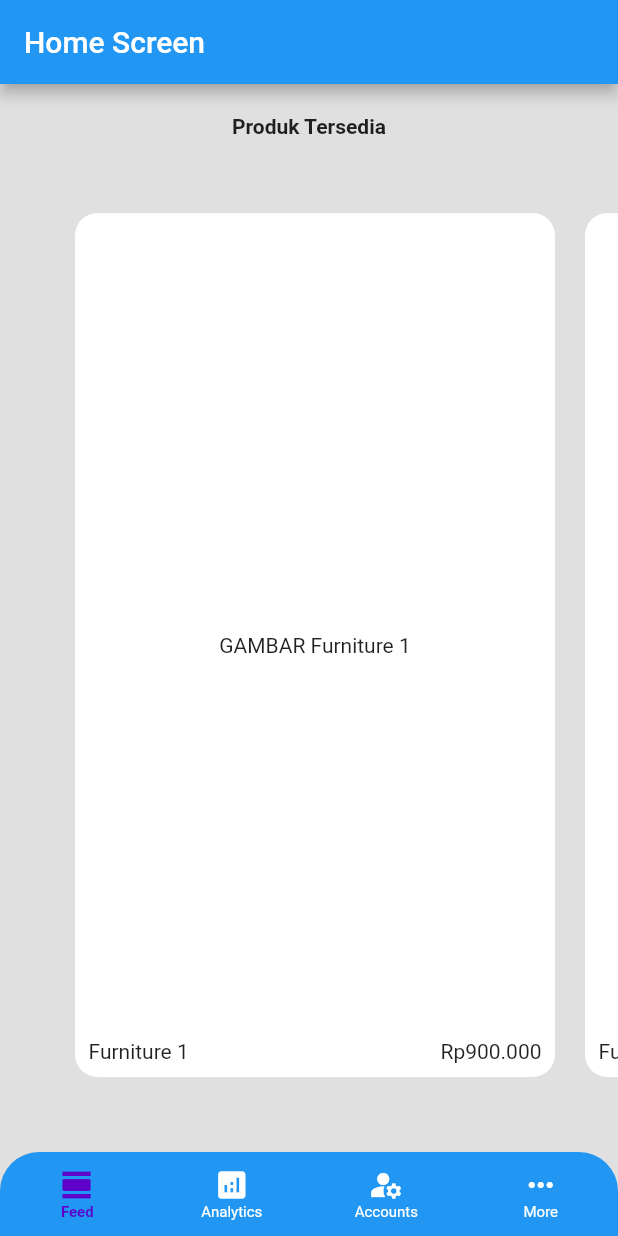
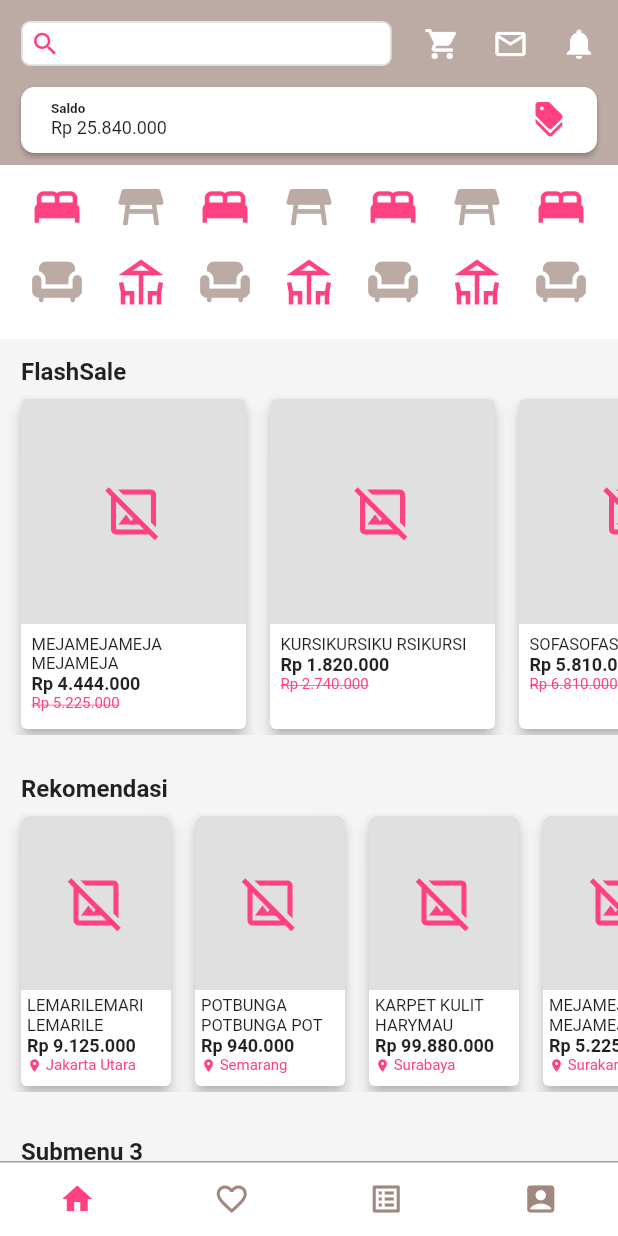
Before and after one commit to dimasidn/toko-furniture-online, a Flutter app: the screen it shows after launch, on a phone screen of 412 x 824 dp. Run offline on Flutter 3.47's test engine with Material 2 defaults, Android fonts, the phone set to English and light mode, and no system bars.

Commit message:
home_screen.dart to dashboard.dart migration

```diff
--- a/lib/main.dart
+++ b/lib/main.dart
@@ -1,5 +1,5 @@
 import 'package:flutter/material.dart';
-import 'package:toko_furniture_online/screen/home_screen.dart';
+import 'package:toko_furniture_online/screen/dashboard.dart';
 
 void main() {
   runApp(const MyApp());
@@ -13,11 +13,9 @@ class MyApp extends StatelessWidget {
   Widget build(BuildContext context) {
     return MaterialApp(
       debugShowCheckedModeBanner: false,
-      title: 'Flutter Demo',
-      theme: ThemeData(
-        primarySwatch: Colors.blue,
-      ),
-      home: const HomeScreen(),
+      title: 'Flutter Developing Project',
+      theme: ThemeData(primaryColor: Colors.brown.shade200),
+      home: const MyDashboard(),
     );
   }
 }
--- /dev/null
+++ b/lib/screen/dashboard.dart
@@ -0,0 +1,435 @@
+import 'package:flutter/material.dart';
+
+class MyDashboard extends StatefulWidget {
+  const MyDashboard({Key? key}) : super(key: key);
+
+  @override
+  State<MyDashboard> createState() => _MyDashboardState();
+}
+
+class _MyDashboardState extends State<MyDashboard> {
+  Widget menutes() {
+    return Column(
+      mainAxisAlignment: MainAxisAlignment.spaceBetween,
+      children: [
+        Icon(Icons.bed, size: 36, color: Colors.pinkAccent),
+        Icon(Icons.chair, size: 36, color: Colors.brown[200])
+      ],
+    );
+  }
+
+  Widget menutes1() {
+    return Column(
+      mainAxisAlignment: MainAxisAlignment.spaceBetween,
+      children: [
+        Icon(Icons.table_restaurant, size: 36, color: Colors.brown[200]),
+        Icon(Icons.deck_outlined, size: 36, color: Colors.pinkAccent)
+      ],
+    );
+  }
+
+  Widget flashSaleProduct(String namaProduk, String hargaOld, String hargaNew) {
+    return Card(
+      color: Colors.white,
+      elevation: 4,
+      child: Container(
+        height: 220,
+        width: 150,
+        child: Column(
+          crossAxisAlignment: CrossAxisAlignment.start,
+          children: [
+            Container(
+              alignment: Alignment.center,
+              height: 150,
+              width: 150,
+              decoration: BoxDecoration(
+                  borderRadius: BorderRadius.vertical(top: Radius.circular(4)),
+                  color: Colors.grey[300]),
+              child: Icon(Icons.image_not_supported_outlined,
+                  size: 40, color: Colors.pinkAccent),
+            ),
+            Padding(
+              padding: const EdgeInsets.all(7.0),
+              child: Column(
+                crossAxisAlignment: CrossAxisAlignment.start,
+                children: [
+                  Text(namaProduk, style: TextStyle(fontSize: 11)),
+                  Text('Rp $hargaNew',
+                      style:
+                          TextStyle(fontSize: 12, fontWeight: FontWeight.bold)),
+                  Text('Rp $hargaOld',
+                      style: TextStyle(
+                          fontSize: 10,
+                          color: Colors.pinkAccent,
+                          decoration: TextDecoration.lineThrough)),
+                ],
+              ),
+            ),
+          ],
+        ),
+      ),
+    );
+  }
+
+  Widget RecommendProduct(String namaProduk, String harga, String kirimdari) {
+    return Card(
+      color: Colors.white,
+      elevation: 4,
+      child: Container(
+        height: 180,
+        width: 100,
+        child: Column(
+          crossAxisAlignment: CrossAxisAlignment.start,
+          children: [
+            Container(
+              alignment: Alignment.center,
+              height: 116,
+              width: 100,
+              decoration: BoxDecoration(
+                  borderRadius: BorderRadius.vertical(top: Radius.circular(5)),
+                  color: Colors.grey[300]),
+              child: Icon(Icons.image_not_supported_outlined,
+                  size: 40, color: Colors.pinkAccent),
+            ),
+            Padding(
+              padding: const EdgeInsets.all(4.0),
+              child: Column(
+                crossAxisAlignment: CrossAxisAlignment.start,
+                children: [
+                  Text(namaProduk, style: TextStyle(fontSize: 11)),
+                  Text('Rp $harga',
+                      style:
+                          TextStyle(fontSize: 12, fontWeight: FontWeight.bold)),
+                  Row(
+                    crossAxisAlignment: CrossAxisAlignment.center,
+                    children: [
+                      Icon(Icons.location_on,
+                          size: 10, color: Colors.pinkAccent),
+                      Text(" $kirimdari",
+                          style: TextStyle(
+                              fontSize: 10, color: Colors.pinkAccent)),
+                    ],
+                  ),
+                ],
+              ),
+            ),
+          ],
+        ),
+      ),
+    );
+  }
+
+  @override
+  Widget build(BuildContext context) {
+    final sizescreen = MediaQuery.of(context).size;
+    Widget menuIcon(IconData? icon, Color customColor) {
+      return SizedBox(
+        width: sizescreen.width / 4,
+        height: double.infinity,
+        child: Center(child: Icon(icon, color: customColor)),
+      );
+    }
+
+    return Scaffold(
+      backgroundColor: Colors.grey[500],
+      body: Stack(
+        alignment: Alignment.topCenter,
+        children: <Widget>[
+          NotificationListener<OverscrollIndicatorNotification>(
+            onNotification: (OverscrollIndicatorNotification overscroll) {
+              overscroll.disallowIndicator();
+              return true;
+            },
+            child: SingleChildScrollView(
+              child: Column(
+                children: <Widget>[
+                  Container(
+                    color: Colors.white,
+                    height: 116 + MediaQuery.of(context).viewPadding.top,
+                    child: Stack(
+                      children: [
+                        Container(
+                            color: Colors.brown[200],
+                            height: 110,
+                            width: sizescreen.width),
+                        Align(
+                          alignment: Alignment.topCenter,
+                          child: Padding(
+                            padding: EdgeInsets.only(
+                                top:
+                                    MediaQuery.of(context).viewPadding.top + 14,
+                                left: 14,
+                                right: 14),
+                            child: Column(
+                              children: [
+                                Row(
+                                  mainAxisAlignment:
+                                      MainAxisAlignment.spaceBetween,
+                                  crossAxisAlignment: CrossAxisAlignment.center,
+                                  children: [
+                                    Container(
+                                      height: 30,
+                                      width: sizescreen.width * (6 / 10),
+                                      decoration: BoxDecoration(
+                                          color: Colors.white,
+                                          borderRadius:
+                                              BorderRadius.circular(6),
+                                          border: Border.all(
+                                              color: Colors.grey.shade300,
+                                              width: 1.2,
+                                              style: BorderStyle.solid)),
+                                      child: Row(
+                                        children: [
+                                          Padding(
+                                            padding: const EdgeInsets.symmetric(
+                                                horizontal: 5),
+                                            child: Icon(
+                                              Icons.search,
+                                              size: 20,
+                                              color: Colors.pinkAccent,
+                                            ),
+                                          )
+                                        ],
+                                      ),
+                                    ),
+                                    Icon(
+                                        color: Colors.white,
+                                        Icons.shopping_cart),
+                                    Icon(
+                                        color: Colors.white,
+                                        Icons.mail_outline),
+                                    Icon(
+                                        color: Colors.white,
+                                        Icons.notifications)
+                                  ],
+                                ),
+                                Card(
+                                    elevation: 1.5,
+                                    shape: RoundedRectangleBorder(
+                                        borderRadius: BorderRadius.circular(9)),
+                                    margin: EdgeInsets.symmetric(vertical: 14),
+                                    color: Colors.white,
+                                    child: SizedBox(
+                                      height: 44,
+                                      child: Padding(
+                                        padding: const EdgeInsets.symmetric(
+                                            vertical: 8, horizontal: 20),
+                                        child: Row(
+                                          mainAxisAlignment:
+                                              MainAxisAlignment.spaceBetween,
+                                          crossAxisAlignment:
+                                              CrossAxisAlignment.center,
+                                          children: [
+                                            Column(
+                                              crossAxisAlignment:
+                                                  CrossAxisAlignment.start,
+                                              mainAxisAlignment:
+                                                  MainAxisAlignment.center,
+                                              children: const [
+                                                Text('Saldo',
+                                                    style: TextStyle(
+                                                        fontSize: 9,
+                                                        fontWeight:
+                                                            FontWeight.bold)),
+                                                Text('Rp 25.840.000',
+                                                    style:
+                                                        TextStyle(fontSize: 12))
+                                              ],
+                                            ),
+                                            Icon(
+                                              Icons.discount,
+                                              color: Colors.pinkAccent,
+                                              size: 24,
+                                              semanticLabel: 'VOUCHER',
+                                            )
+                                          ],
+                                        ),
+                                      ),
+                                    ))
+                              ],
+                            ),
+                          ),
+                        ),
+                      ],
+                    ),
+                  ),
+                  Container(
+                      height: 110,
+                      width: sizescreen.width,
+                      padding: EdgeInsets.only(top: 4, bottom: 20),
+                      color: Colors.white,
+                      child: SingleChildScrollView(
+                        scrollDirection: Axis.horizontal,
+                        child: Row(
+                          children: [
+                            SizedBox(width: 20),
+                            menutes(),
+                            SizedBox(width: 20),
+                            menutes1(),
+                            SizedBox(width: 20),
+                            menutes(),
+                            SizedBox(width: 20),
+                            menutes1(),
+                            SizedBox(width: 20),
+                            menutes(),
+                            SizedBox(width: 20),
+                            menutes1(),
+                            SizedBox(width: 20),
+                            menutes(),
+                            SizedBox(width: 20),
+                            menutes1(),
+                            SizedBox(width: 20),
+                            menutes(),
+                            SizedBox(width: 20),
+                          ],
+                        ),
+                      )),
+                  Container(
+                    color: Colors.grey[100],
+                    height: 278,
+                    width: sizescreen.width,
+                    child: Column(
+                      crossAxisAlignment: CrossAxisAlignment.start,
+                      children: [
+                        const Padding(
+                          padding: EdgeInsets.fromLTRB(14, 12, 0, 5),
+                          child: Text('FlashSale',
+                              style: TextStyle(
+                                  fontSize: 16, fontWeight: FontWeight.bold)),
+                        ),
+                        SingleChildScrollView(
+                          scrollDirection: Axis.horizontal,
+                          child: Row(
+                            children: [
+                              SizedBox(width: 10),
+                              flashSaleProduct('MEJAMEJAMEJA MEJAMEJA',
+                                  '5.225.000', '4.444.000'),
+                              SizedBox(width: 8),
+                              flashSaleProduct('KURSIKURSIKU RSIKURSI',
+                                  '2.740.000', '1.820.000'),
+                              SizedBox(width: 8),
+                              flashSaleProduct('SOFASOFASOFA SOFASOFA',
+                                  '6.810.000', '5.810.000'),
+                              SizedBox(width: 8),
+                              flashSaleProduct('LEMARILEMARI LEMARILE',
+                                  '9.125.000', '8.250.000'),
+                              SizedBox(width: 8),
+                              flashSaleProduct('POTBUNGA POTBUNGA POT',
+                                  '940.000', '800.000'),
+                              SizedBox(width: 8),
+                              flashSaleProduct('KARPET KULIT HARYMAU',
+                                  '99.880.000', '89.990.000'),
+                              SizedBox(width: 10)
+                            ],
+                          ),
+                        )
+                      ],
+                    ),
+                  ),
+                  Container(
+                    color: Colors.grey[100],
+                    height: 240,
+                    width: sizescreen.width,
+                    child: Column(
+                      crossAxisAlignment: CrossAxisAlignment.start,
+                      children: [
+                        const Padding(
+                          padding: EdgeInsets.fromLTRB(14, 12, 0, 5),
+                          child: Text('Rekomendasi',
+                              style: TextStyle(
+                                  fontSize: 16, fontWeight: FontWeight.bold)),
+                        ),
+                        SingleChildScrollView(
+                          scrollDirection: Axis.horizontal,
+                          child: Row(
+                            children: [
+                              SizedBox(width: 10),
+                              RecommendProduct('LEMARILEMARI LEMARILE',
+                                  '9.125.000', 'Jakarta Utara'),
+                              SizedBox(width: 8),
+                              RecommendProduct('POTBUNGA POTBUNGA POT',
+                                  '940.000', 'Semarang'),
+                              SizedBox(width: 8),
+                              RecommendProduct('KARPET KULIT HARYMAU',
+                                  '99.880.000', 'Surabaya'),
+                              SizedBox(width: 8),
+                              RecommendProduct('MEJAMEJAMEJA MEJAMEJA',
+                                  '5.225.000', 'Surakarta'),
+                              SizedBox(width: 8),
+                              RecommendProduct('KURSIKURSIKU RSIKURSI',
+                                  '2.740.000', 'Palembang'),
+                              SizedBox(width: 8),
+                              RecommendProduct('SOFASOFASOFA SOFASOFA',
+                                  '6.810.000', 'Bandung'),
+                              SizedBox(width: 10)
+                            ],
+                          ),
+                        )
+                      ],
+                    ),
+                  ),
+                  Container(
+                    color: Colors.grey[100],
+                    height: 236,
+                    width: sizescreen.width,
+                    child: Column(
+                      crossAxisAlignment: CrossAxisAlignment.start,
+                      children: const [
+                        Padding(
+                          padding: EdgeInsets.fromLTRB(14, 14, 0, 5),
+                          child: Text('Submenu 3',
+                              style: TextStyle(
+                                  fontSize: 16, fontWeight: FontWeight.bold)),
+                        ),
+                      ],
+                    ),
+                  ),
+                  Container(
+                    color: Colors.grey[100],
+                    height: 236,
+                    width: sizescreen.width,
+                    child: Column(
+                      crossAxisAlignment: CrossAxisAlignment.start,
+                      children: const [
+                        Padding(
+                          padding: EdgeInsets.fromLTRB(14, 14, 0, 5),
+                          child: Text('Submenu 4',
+                              style: TextStyle(
+                                  fontSize: 16, fontWeight: FontWeight.bold)),
+                        ),
+                      ],
+                    ),
+                  ),
+                  SizedBox(height: 51)
+                ],
+              ),
+            ),
+          ),
+          Align(
+            alignment: Alignment.bottomCenter,
+            child: Container(
+              height: 50,
+              width: sizescreen.width,
+              decoration: BoxDecoration(
+                  color: Colors.white,
+                  border: Border(
+                      top: BorderSide(
+                          color: Colors.grey.shade500,
+                          width: 1,
+                          style: BorderStyle.solid))),
+              child: Row(
+                mainAxisSize: MainAxisSize.max,
+                children: [
+                  menuIcon(Icons.home, Colors.pinkAccent),
+                  menuIcon(Icons.favorite_border, Colors.brown.shade300),
+                  menuIcon(Icons.list_alt_outlined, Colors.brown.shade300),
+                  menuIcon(Icons.account_box, Colors.brown.shade300)
+                ],
+              ),
+            ),
+          ),
+        ],
+      ),
+    );
+  }
+}
--- a/lib/screen/home_screen.dart
+++ /dev/null
@@ -1,116 +0,0 @@
-import 'package:flutter/material.dart';
-
-class HomeScreen extends StatefulWidget {
-  const HomeScreen({Key? key}) : super(key: key);
-
-  @override
-  State<HomeScreen> createState() => _HomeScreenState();
-}
-
-class _HomeScreenState extends State<HomeScreen> {
-  Widget _customWidgetGridView(context, String namaBarang, String hargaBarang) {
-    return Container(
-      decoration: BoxDecoration(
-          color: Colors.white,
-          border: Border.all(style: BorderStyle.none),
-          borderRadius: BorderRadius.circular(15)),
-      child: ClipRRect(
-        borderRadius: BorderRadius.circular(15),
-        child: Stack(
-          children: [
-            Align(
-              alignment: Alignment.bottomLeft,
-              child: Padding(
-                padding: const EdgeInsets.all(8.0),
-                child: Text(namaBarang),
-              ),
-            ),
-            Align(
-              alignment: Alignment.bottomRight,
-              child: Padding(
-                padding: const EdgeInsets.all(8.0),
-                child: Text("Rp" + hargaBarang),
-              ),
-            ),
-            Align(
-              alignment: Alignment.center,
-              child: Text("GAMBAR " + namaBarang),
-            ),
-          ],
-        ),
-      ),
-    );
-  }
-
-  @override
-  Widget build(BuildContext context) {
-    return Scaffold(
-      appBar: AppBar(title: Text("Home Screen")),
-      backgroundColor: Colors.grey.shade300,
-      resizeToAvoidBottomInset: true,
-      bottomNavigationBar: ClipRRect(
-        borderRadius: const BorderRadius.vertical(top: Radius.circular(26)),
-        child: BottomNavigationBar(
-          items: const <BottomNavigationBarItem>[
-            BottomNavigationBarItem(icon: Icon(Icons.view_day), label: 'Feed'),
-            BottomNavigationBarItem(
-                icon: Icon(Icons.analytics), label: 'Analytics'),
-            BottomNavigationBarItem(
-                icon: Icon(Icons.manage_accounts), label: 'Accounts'),
-            BottomNavigationBarItem(icon: Icon(Icons.more_horiz), label: 'More')
-          ],
-          type: BottomNavigationBarType.fixed,
-          backgroundColor: Colors.blue,
-          currentIndex: 0,
-          selectedItemColor: Color.fromARGB(255, 94, 0, 202),
-          unselectedItemColor: Colors.white,
-          showUnselectedLabels: true,
-          selectedLabelStyle:
-              const TextStyle(fontSize: 10, fontWeight: FontWeight.bold),
-          unselectedFontSize: 10,
-        ),
-      ),
-      body: Stack(
-        children: <Widget>[
-          Align(
-            alignment: Alignment.topLeft,
-            child: Column(
-              children: [
-                const Padding(
-                  padding: EdgeInsets.only(top: 20),
-                  child: Text(
-                    "Produk Tersedia",
-                    style: TextStyle(fontSize: 14, fontWeight: FontWeight.bold),
-                  ),
-                ),
-                Expanded(
-                  child: GridView.count(
-                    crossAxisCount: 1,
-                    primary: true,
-                    shrinkWrap: true,
-                    childAspectRatio: 1.8,
-                    padding: const EdgeInsets.all(50),
-                    crossAxisSpacing: 20,
-                    mainAxisSpacing: 20,
-                    scrollDirection: Axis.horizontal,
-                    children: <Widget>[
-                      _customWidgetGridView(context, 'Furniture 1', '900.000'),
-                      _customWidgetGridView(context, 'Furniture 2', '800.000'),
-                      _customWidgetGridView(
-                          context, 'Furniture 3', '1.200.000'),
-                      _customWidgetGridView(context, 'Furniture 4', '500.000'),
-                      _customWidgetGridView(
-                          context, 'Furniture 5', '4.000.000'),
-                      _customWidgetGridView(
-                          context, 'Furniture 6', '10.000.000'),
-                    ],
-                  ),
-                ),
-              ],
-            ),
-          ),
-        ],
-      ),
-    );
-  }
-}
```
